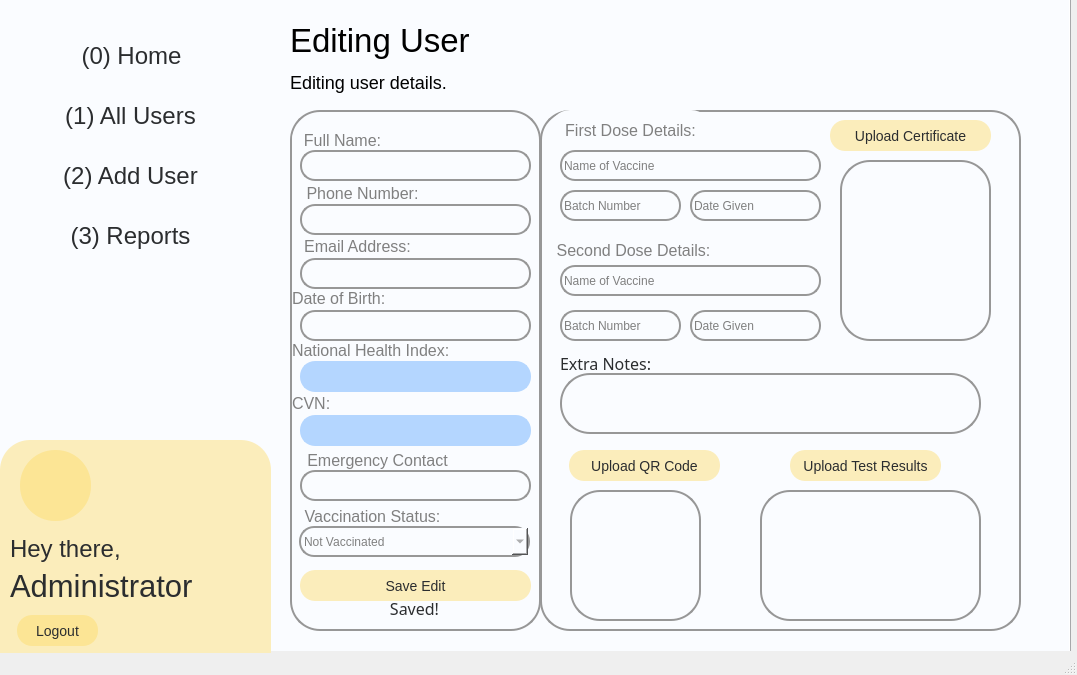
raghiiboiibaxtor/MyCOVIDRecord_New, file mainwindow.ui: the form before one commit.
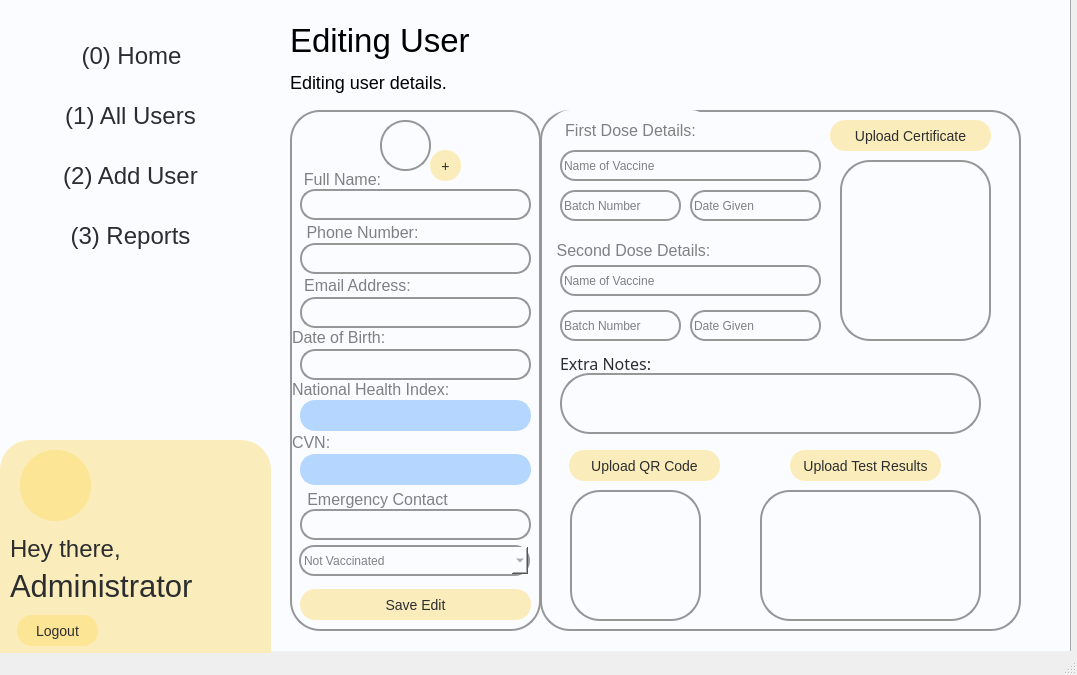
The form after the commit. The open tabs and pages were chosen to show the change. Icons and pictures are not drawn.

Commit message: Adding User Image

```diff
--- a/mainwindow.ui
+++ b/mainwindow.ui
@@ -2113,7 +2113,7 @@
         <property name="geometry">
          <rect>
           <x>2</x>
-          <y>168</y>
+          <y>207</y>
           <width>141</width>
           <height>41</height>
          </rect>
@@ -2145,7 +2145,7 @@
         <property name="geometry">
          <rect>
           <x>2</x>
-          <y>220</y>
+          <y>259</y>
           <width>191</width>
           <height>41</height>
          </rect>
@@ -2177,7 +2177,7 @@
         <property name="geometry">
          <rect>
           <x>2</x>
-          <y>273</y>
+          <y>312</y>
           <width>61</width>
           <height>41</height>
          </rect>
@@ -2209,7 +2209,7 @@
         <property name="geometry">
          <rect>
           <x>2</x>
-          <y>63</y>
+          <y>102</y>
           <width>141</width>
           <height>41</height>
          </rect>
@@ -2241,7 +2241,7 @@
         <property name="geometry">
          <rect>
           <x>2</x>
-          <y>116</y>
+          <y>155</y>
           <width>131</width>
           <height>41</height>
          </rect>
@@ -2273,7 +2273,7 @@
         <property name="geometry">
          <rect>
           <x>2</x>
-          <y>10</y>
+          <y>49</y>
           <width>101</width>
           <height>41</height>
          </rect>
@@ -2305,7 +2305,7 @@
         <property name="geometry">
          <rect>
           <x>2</x>
-          <y>330</y>
+          <y>369</y>
           <width>171</width>
           <height>41</height>
          </rect>
@@ -2333,75 +2333,11 @@
          <number>13</number>
         </property>
        </widget>
-       <widget class="QLabel" name="lblSavedMessage_2">
-        <property name="geometry">
-         <rect>
-          <x>54</x>
-          <y>478</y>
-          <width>141</width>
-          <height>41</height>
-         </rect>
-        </property>
-        <property name="styleSheet">
-         <string notr="true">font-family: Quicksand;
-font-style: thin;
-font-weight: 200;
-font-size: 12pt;
-line-height: 23px;
-color: #2B2D2F;
-border-color: white;
-border: 0px;</string>
-        </property>
-        <property name="text">
-         <string>Saved!</string>
-        </property>
-        <property name="scaledContents">
-         <bool>false</bool>
-        </property>
-        <property name="alignment">
-         <set>Qt::AlignCenter</set>
-        </property>
-        <property name="margin">
-         <number>13</number>
-        </property>
-       </widget>
-       <widget class="QLabel" name="labelVaccStatus_3">
-        <property name="geometry">
-         <rect>
-          <x>2</x>
-          <y>386</y>
-          <width>161</width>
-          <height>41</height>
-         </rect>
-        </property>
-        <property name="styleSheet">
-         <string notr="true">font-size: 12pt;
-line-height: 23px;
-color: #2B2D2F;
-border-color: white;
-border: 0px;
-border-radius: 20px;
-color: gray;
-</string>
-        </property>
-        <property name="text">
-         <string>Vaccination Status:</string>
-        </property>
-        <property name="scaledContents">
-         <bool>false</bool>
-        </property>
-        <property name="alignment">
-         <set>Qt::AlignCenter</set>
-        </property>
-        <property name="margin">
-         <number>13</number>
-        </property>
-       </widget>
        <widget class="QPushButton" name="pbSaveEdit">
         <property name="geometry">
          <rect>
           <x>10</x>
-          <y>460</y>
+          <y>479</y>
           <width>231</width>
           <height>31</height>
          </rect>
@@ -2425,7 +2361,7 @@
         <property name="geometry">
          <rect>
           <x>10</x>
-          <y>251</y>
+          <y>290</y>
           <width>231</width>
           <height>31</height>
          </rect>
@@ -2446,7 +2382,7 @@
         <property name="geometry">
          <rect>
           <x>10</x>
-          <y>305</y>
+          <y>344</y>
           <width>231</width>
           <height>31</height>
          </rect>
@@ -2467,7 +2403,7 @@
         <property name="geometry">
          <rect>
           <x>10</x>
-          <y>40</y>
+          <y>79</y>
           <width>231</width>
           <height>31</height>
          </rect>
@@ -2485,7 +2421,7 @@
         <property name="geometry">
          <rect>
           <x>10</x>
-          <y>94</y>
+          <y>133</y>
           <width>231</width>
           <height>31</height>
          </rect>
@@ -2503,7 +2439,7 @@
         <property name="geometry">
          <rect>
           <x>10</x>
-          <y>148</y>
+          <y>187</y>
           <width>231</width>
           <height>31</height>
          </rect>
@@ -2521,7 +2457,7 @@
         <property name="geometry">
          <rect>
           <x>10</x>
-          <y>200</y>
+          <y>239</y>
           <width>231</width>
           <height>31</height>
          </rect>
@@ -2539,7 +2475,7 @@
         <property name="geometry">
          <rect>
           <x>10</x>
-          <y>360</y>
+          <y>399</y>
           <width>231</width>
           <height>31</height>
          </rect>
@@ -2557,7 +2493,7 @@
         <property name="geometry">
          <rect>
           <x>9</x>
-          <y>416</y>
+          <y>435</y>
           <width>231</width>
           <height>31</height>
          </rect>
@@ -2586,6 +2522,50 @@
          </property>
         </item>
        </widget>
+       <widget class="QPushButton" name="pbEditUserPicture">
+        <property name="geometry">
+         <rect>
+          <x>140</x>
+          <y>40</y>
+          <width>31</width>
+          <height>31</height>
+         </rect>
+        </property>
+        <property name="cursor">
+         <cursorShape>PointingHandCursor</cursorShape>
+        </property>
+        <property name="styleSheet">
+         <string notr="true">background: rgba(252, 219, 100, 0.44);
+border: 2.3px rgba(252, 219, 100, 0.44);
+border-radius: 15px;
+font-size: 14px;
+line-height: 23px;
+color: #2B2D2F;</string>
+        </property>
+        <property name="text">
+         <string>+</string>
+        </property>
+       </widget>
+       <widget class="QLabel" name="displayUserPicture">
+        <property name="geometry">
+         <rect>
+          <x>90</x>
+          <y>10</y>
+          <width>51</width>
+          <height>51</height>
+         </rect>
+        </property>
+        <property name="styleSheet">
+         <string notr="true">background:#FAFCFF;
+border: 2.3px solid #979797;
+border-radius: 25px;
+font-size: 18px;
+line-height: 33px;</string>
+        </property>
+        <property name="text">
+         <string/>
+        </property>
+       </widget>
       </widget>
       <widget class="QFrame" name="RecordsFrame_2">
        <property name="geometry">
```
Left out of the diff: 196 changed lines with no effect on the pictures. The commit also changes 6 other files.
